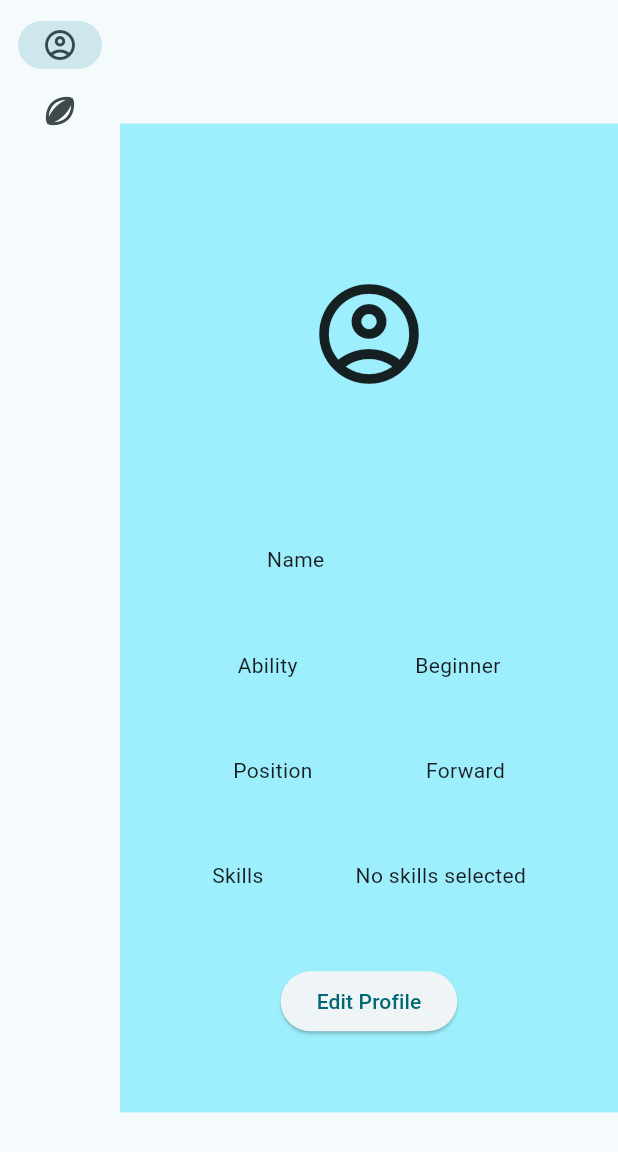
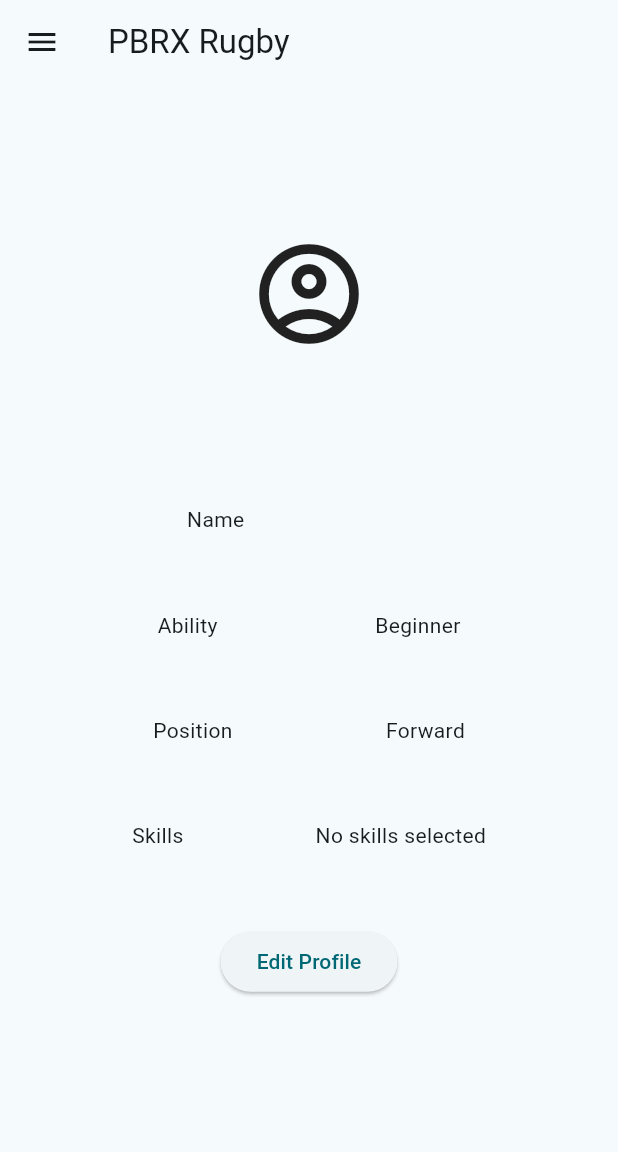
Before and after one commit to mm2277/pbrx-rugby-app, a Flutter app: the MainAppPage screen opened directly with empty values, on a phone screen of 412 x 824 dp. Shown: the top 1152 px of the screen. Run offline on Flutter 3.47's test engine with Material 3 defaults, Android fonts, the light colour scheme and no system bars; our stand-ins replace flutter_dotenv, multi_dropdown, smooth_page_indicator; accounts and stored records are empty; statements that could not run were skipped.

Commit message:
updating menu to be hidden

```diff
--- a/pbrx_rugby_app/lib/pages/main_app_page.dart
+++ b/pbrx_rugby_app/lib/pages/main_app_page.dart
@@ -70,43 +70,43 @@ class _MainAppPageState extends State<MainAppPage> {
     }
 
     return Scaffold(
-      body: Row(
+      appBar: AppBar(
+        title: Text('PBRX Rugby'),
+        leading: Builder(
+          builder: (context) => IconButton(
+            icon: Icon(Icons.menu),
+            onPressed: () => Scaffold.of(context).openDrawer(),
+          ),
+        ),
+      ),
+      drawer: Drawer(
+        child: ListView(
           children: [
-          SafeArea(
-            child: NavigationRail(
-              extended: false,
-              destinations: [
-                NavigationRailDestination(
-                  icon: Icon(Icons.account_circle_outlined),
-                  label: Text('Profile'),
+            DrawerHeader(child: Text('Menu')),
+            ListTile(
+              leading: Icon(Icons.account_circle_outlined),
+              title: Text('Profile'),
+              onTap: () {
+                setState(() => selectedIndex = 0);
+                Navigator.pop(context); // Close drawer
+              },
             ),
-                NavigationRailDestination(
-                  icon: Icon(Icons.sports_rugby),
-                  label: Text('Training Plans'),
-                ),
-              ],
-              selectedIndex: selectedIndex,
-              onDestinationSelected: (value) {
+            ListTile(
+              leading: Icon(Icons.sports_rugby),
+              title: Text('Training Plans'),
+              onTap: () {
                 setState(() {
-                  selectedIndex = value;
-
-                  if (value == 1) {
-                    // Tab 1 = Training Plans → refresh!
+                  selectedIndex = 1;
                   _trainingPlansFuture =
                       StoreDataLocally().getAllTrainingPlans();
-                  }
                 });
+                Navigator.pop(context);
               },
-            ),
-          ),
-          Expanded(
-            child: Container(
-              color: Theme.of(context).colorScheme.primaryContainer,
-              child: page,
-            ),
             ),
           ],
         ),
+      ),
+      body: page,
     );
   }
 }
```
Lines whose indentation alone changed are shown as unchanged.
